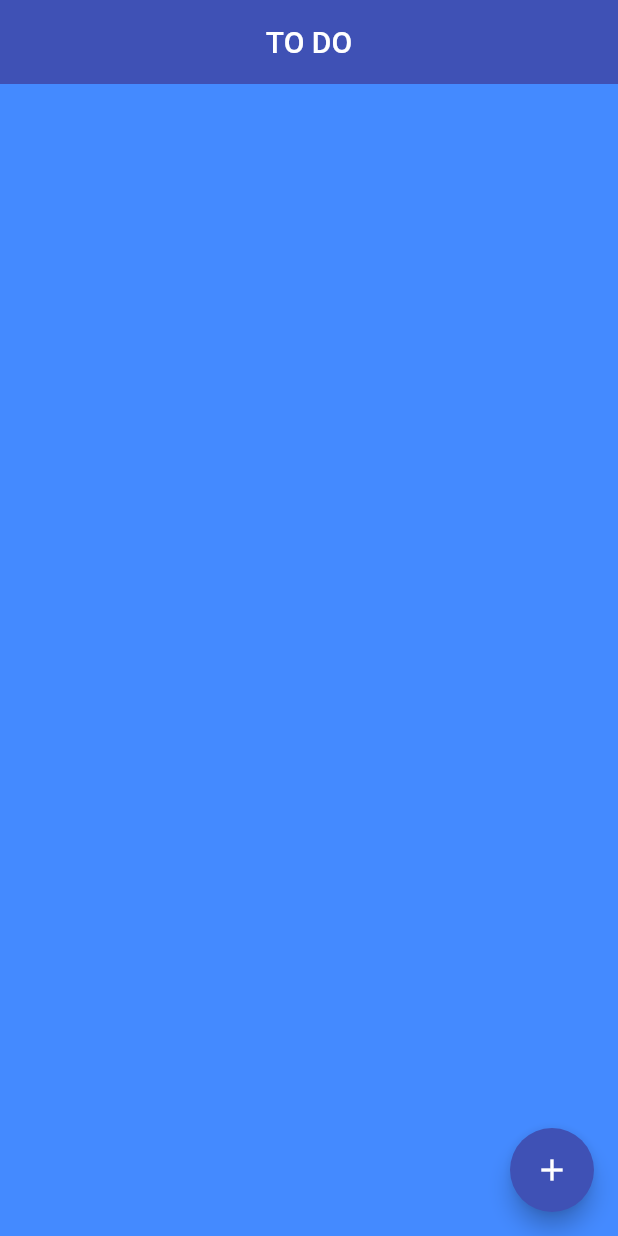
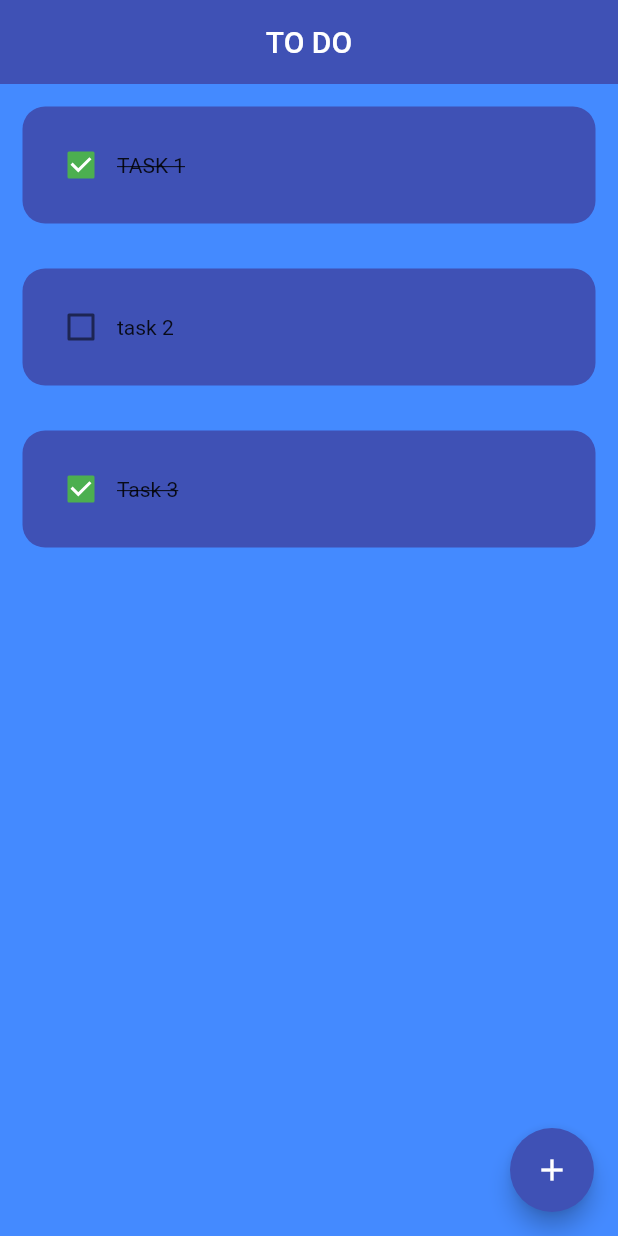
Before and after one commit to Crimson-7/FLUTTER, a Flutter app: the screen it shows after launch, on a phone screen of 412 x 824 dp. Run offline on Flutter 3.47's test engine with Material 2 defaults, Android fonts, the phone set to English and light mode, and no system bars; drawn by our look-alikes of flutter_slidable; our stand-ins replace hive_flutter; accounts and stored records are empty.

Commit message:
added database

```diff
--- a/lib/database/databse.dart
+++ b/lib/database/databse.dart
@@ -6,7 +6,7 @@ List todolist=[];
 
 
 
-  final _myBox= Hive.openBox('newBox');
+  final _myBox= Hive.box('newBox');
 
 void initList(){
 todolist=[ ["TASK 1",true],
@@ -15,5 +15,12 @@ todolist=[ ["TASK 1",true],
 
 
 }
+void loadData(){
+todolist =_myBox.get("TODOLIST") ;
 
 }
+  void updateData(){
+  _myBox.put("TODOLIST", todolist);
+
+  }
+}
--- a/lib/pages/Home.dart
+++ b/lib/pages/Home.dart
@@ -14,8 +14,22 @@ class Home extends StatefulWidget {
 class _HomeState extends State<Home> {
 
   //reference hive
-  final _myBox= Hive.openBox('newBox');
+  final _myBox= Hive.box('newBox');
   toDoDataBase db= toDoDataBase();
+
+  @override
+  void initState() {
+    if (_myBox.get("TODOLIST")==null){
+      db.initList();
+
+    }
+    else{
+      db.loadData();
+    }
+    super.initState();
+  }
+
+
 
   final _controller = TextEditingController();
 
@@ -24,7 +38,7 @@ class _HomeState extends State<Home> {
 setState(() {
   db.todolist[index][1]=!db.todolist[index][1];
 });
-
+  db.updateData();
   }
   //saved the Task
   void saved() {
@@ -32,6 +46,7 @@ setState(() {
       db.todolist.add([_controller.text, false]);
       _controller.clear(); // Clear the text field
     });
+    db.updateData();
     Navigator.of(context).pop();
   }
 
@@ -56,7 +71,7 @@ setState(() {
       setState(() {
         db.todolist.removeAt(index);
       });
-
+      db.updateData();
   }
 
   @override
```
